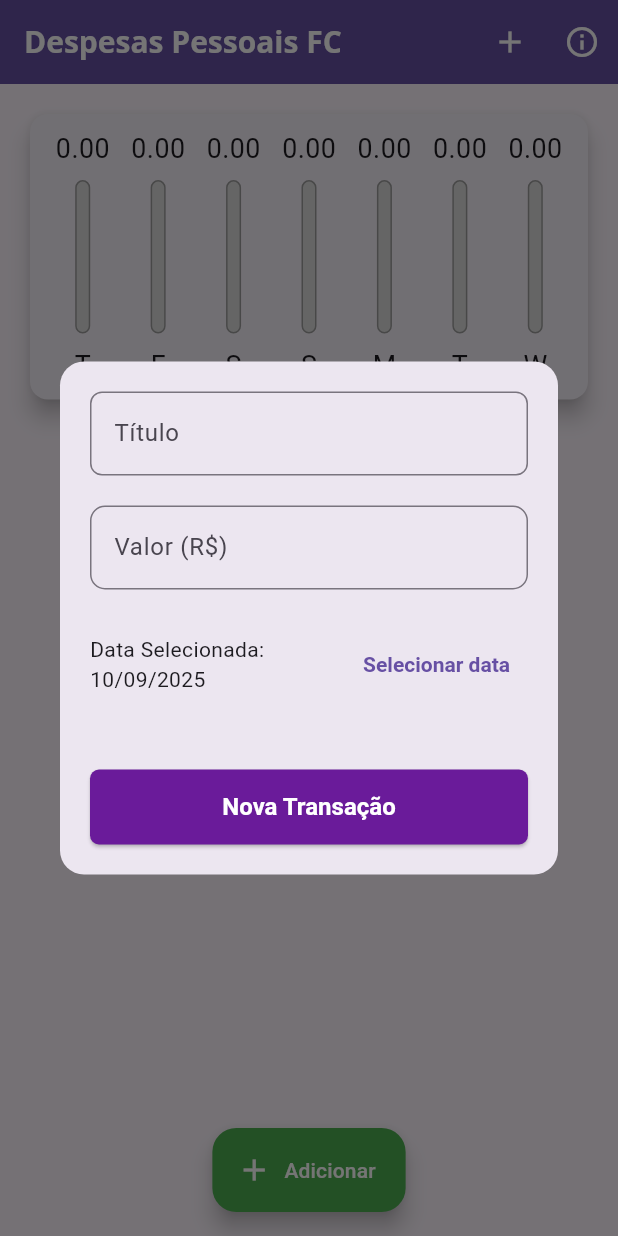
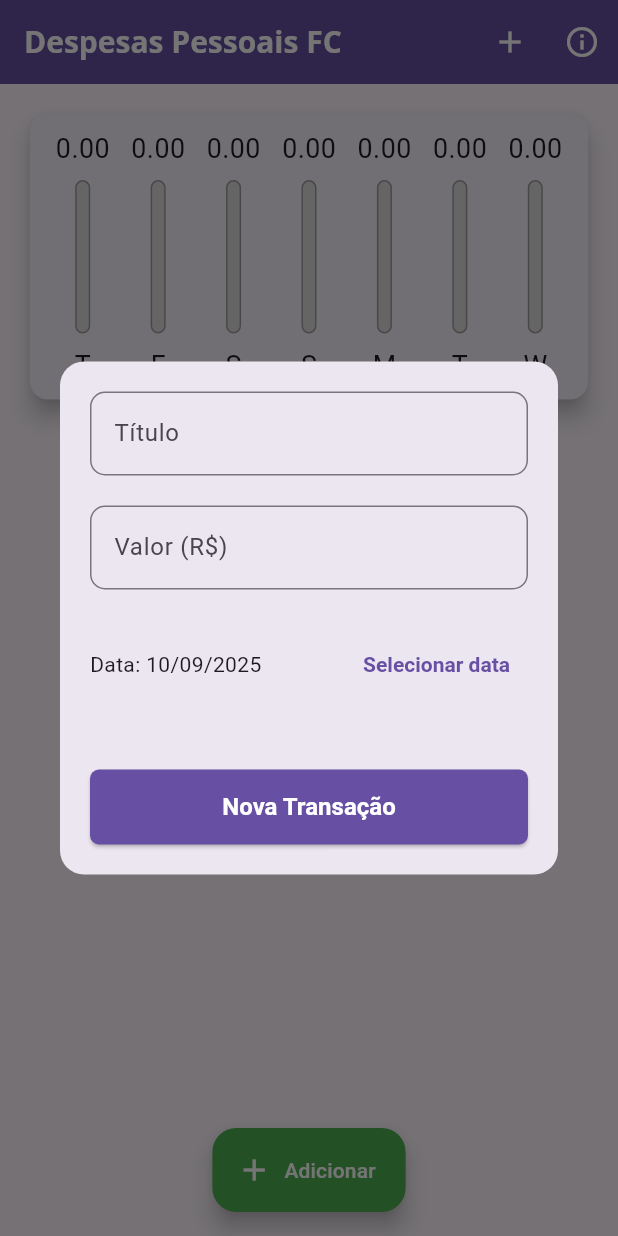
Before and after one commit to FLCordis/fc_despesas, a Flutter app: the screen it shows after launch, after a tap on the "add" icon, on a phone screen of 412 x 824 dp. Run offline on Flutter 3.47's test engine with Material 3 defaults, Android fonts, the phone set to English and light mode, and no system bars.

Commit message:
FEATURE - Novos componentes adaptativos (iOS e Android)

```diff
--- /dev/null
+++ b/lib/components/adaptative_button.dart
@@ -0,0 +1,35 @@
+import 'dart:io';
+import 'package:flutter/cupertino.dart';
+import 'package:flutter/material.dart';
+
+class AdaptativeButton extends StatelessWidget {
+  final String label;
+  final Function() onPressed;
+
+  const AdaptativeButton({
+    super.key,
+    required this.label,
+    required this.onPressed,
+  });
+
+  @override
+  Widget build(BuildContext context) {
+    return Platform.isIOS
+        ? CupertinoButton(
+            color: Theme.of(context).primaryColor,
+            onPressed: onPressed,
+            child: Text(label, style: TextStyle(fontSize: 16)),
+          )
+        : ElevatedButton(
+            style: ElevatedButton.styleFrom(
+              foregroundColor: Colors.white,
+              backgroundColor: Theme.of(context).primaryColor,
+              shape: RoundedRectangleBorder(
+                borderRadius: BorderRadius.circular(6),
+              ),
+            ),
+            onPressed: onPressed,
+            child: Text(label, style: TextStyle(fontSize: 16)),
+          );
+  }
+}
--- /dev/null
+++ b/lib/components/adaptative_datepicker.dart
@@ -0,0 +1,67 @@
+import 'dart:io';
+
+import 'package:flutter/cupertino.dart';
+import 'package:flutter/material.dart';
+import 'package:intl/intl.dart';
+
+class AdaptativeDatePicker extends StatelessWidget {
+  final DateTime selectedDate;
+  final Function(DateTime) onDateChanged;
+
+  const AdaptativeDatePicker({
+    super.key,
+    required this.selectedDate,
+    required this.onDateChanged,
+  });
+
+  _showDatePicker(BuildContext context) {
+    showDatePicker(
+      context: context,
+      initialDate: DateTime.now(),
+      firstDate: DateTime.now().subtract(Duration(days: 360)),
+      lastDate: DateTime.now(),
+    ).then((pickedDate) {
+      if (pickedDate == null) {
+        return;
+      }
+
+      onDateChanged(pickedDate);
+    });
+  }
+
+  @override
+  Widget build(BuildContext context) {
+    return Platform.isIOS
+        ? Container(
+            height: 150,
+            child: CupertinoDatePicker(
+              mode: CupertinoDatePickerMode.date,
+              initialDateTime: DateTime.now(),
+              minimumDate: DateTime.now().subtract(Duration(days: 360)),
+              maximumDate: DateTime.now(),
+              onDateTimeChanged: onDateChanged,
+            ),
+          )
+        : Container(
+            height: 60,
+            child: Row(
+              mainAxisAlignment: MainAxisAlignment.spaceBetween,
+              children: <Widget>[
+                Expanded(
+                  child: Text(
+                    'Data: ${DateFormat('dd/MM/y').format(selectedDate)}',
+                  ),
+                ),
+                TextButton(
+                  style: TextButton.styleFrom(
+                    foregroundColor: Theme.of(context).primaryColor,
+                    textStyle: TextStyle(fontWeight: FontWeight.bold),
+                  ),
+                  onPressed: () => _showDatePicker(context),
+                  child: Text('Selecionar data'),
+                ),
+              ],
+            ),
+          );
+  }
+}
--- /dev/null
+++ b/lib/components/adaptative_textfield.dart
@@ -0,0 +1,45 @@
+import 'dart:io';
+import 'package:flutter/cupertino.dart';
+import 'package:flutter/material.dart';
+
+class AdaptativeTextField extends StatelessWidget {
+  final String label;
+  final Function(String) onSubmit;
+  final TextInputType keyboardType;
+
+  const AdaptativeTextField({
+    super.key,
+    required this.label,
+    required this.onSubmit,
+    this.keyboardType = TextInputType.text,
+  });
+
+  @override
+  Widget build(BuildContext context) {
+    return Platform.isIOS
+        ? Padding(
+            padding: const EdgeInsets.only(bottom: 8.0),
+            child: CupertinoTextField(
+              controller: TextEditingController(),
+              keyboardType: keyboardType,
+              onSubmitted: onSubmit,
+              placeholder: label,
+              padding: EdgeInsets.symmetric(horizontal: 6, vertical: 12),
+              decoration: BoxDecoration(
+                borderRadius: BorderRadius.circular(10),
+              ),
+            ),
+          )
+        : TextField(
+            controller: TextEditingController(),
+            keyboardType: keyboardType,
+            onSubmitted: onSubmit,
+            decoration: InputDecoration(
+              labelText: label,
+              border: OutlineInputBorder(
+                borderRadius: BorderRadius.circular(10),
+              ),
+            ),
+          );
+  }
+}
--- a/lib/components/transaction_form.dart
+++ b/lib/components/transaction_form.dart
@@ -1,5 +1,7 @@
+import 'package:fc_despesas/components/adaptative_button.dart';
+import 'package:fc_despesas/components/adaptative_datepicker.dart';
+import 'package:fc_despesas/components/adaptative_textfield.dart';
 import 'package:flutter/material.dart';
-import 'package:intl/intl.dart';
 
 class TransactionForm extends StatefulWidget {
   const TransactionForm(this.onAddTransaction, {super.key});
@@ -26,22 +28,6 @@ class _TransactionFormState extends State<TransactionForm> {
     _valueController.clear();
   }
 
-  _showDatePicker() {
-    showDatePicker(
-      context: context,
-      initialDate: DateTime.now(),
-      firstDate: DateTime.now().subtract(Duration(days: 360)),
-      lastDate: DateTime.now(),
-    ).then((pickedDate) {
-      if (pickedDate == null) {
-        return;
-      }
-      setState(() {
-        _selectedDate = pickedDate;
-      });
-    });
-  }
-
   @override
   Widget build(BuildContext context) {
     return SingleChildScrollView(
@@ -51,69 +37,33 @@ class _TransactionFormState extends State<TransactionForm> {
           mainAxisSize: MainAxisSize.min,
           crossAxisAlignment: CrossAxisAlignment.stretch,
           children: <Widget>[
-            TextField(
-              controller: _titleController,
-              textInputAction: TextInputAction.next,
-              decoration: InputDecoration(
-                labelText: 'Título',
-                border: OutlineInputBorder(
-                  borderRadius: BorderRadius.circular(8),
-                ),
-              ),
+            AdaptativeTextField(
+              label: 'Título',
+              onSubmit: (_) => _submitForm,
+              keyboardType: TextInputType.text,
             ),
             SizedBox(height: 20),
-            TextField(
-              controller: _valueController,
-              keyboardType: TextInputType.numberWithOptions(decimal: true),
-              onSubmitted: (_) => _submitForm(),
-              decoration: InputDecoration(
-                labelText: 'Valor (R\$)',
-                border: OutlineInputBorder(
-                  borderRadius: BorderRadius.circular(10),
-                ),
-              ),
+            AdaptativeTextField(
+              label: 'Valor (R\$)',
+              onSubmit: (_) => _submitForm,
+              keyboardType: TextInputType.number,
             ),
             SizedBox(height: 20),
-            Container(
-              height: 60,
-              child: Row(
-                mainAxisAlignment: MainAxisAlignment.spaceBetween,
-                children: <Widget>[
-                  Expanded(
-                    child: Text(
-                      // ignore: unnecessary_null_comparison
-                      _selectedDate == null
-                          // ignore: dead_code
-                          ? 'Nenhuma data selecionada!'
-                          : 'Data Selecionada: ${DateFormat('dd/MM/y').format(_selectedDate!)}',
-                    ),
-                  ),
-                  TextButton(
-                    style: TextButton.styleFrom(
-                      foregroundColor: Theme.of(context).primaryColor,
-                      textStyle: TextStyle(fontWeight: FontWeight.bold),
-                    ),
-                    onPressed: _showDatePicker,
-                    child: Text('Selecionar data'),
-                  ),
-                ],
-              ),
+            AdaptativeDatePicker(
+              selectedDate: _selectedDate,
+              onDateChanged: (newDate) {
+                setState(() {
+                  _selectedDate = newDate;
+                });
+              },
             ),
             SizedBox(height: 40),
             SizedBox(
               width: double.infinity,
               height: 50,
-              child: ElevatedButton(
+              child: AdaptativeButton(
                 onPressed: _submitForm,
-                style: ElevatedButton.styleFrom(
-                  shape: RoundedRectangleBorder(
-                    borderRadius: BorderRadius.circular(6),
-                  ),
-                ),
-                child: Text(
-                  'Nova Transação',
-                  style: TextStyle(fontSize: 16),
-                ),
+                label: 'Nova Transação',
               ),
             ),
           ],
--- a/lib/main.dart
+++ b/lib/main.dart
@@ -1,4 +1,7 @@
+import 'dart:io';
+
 import 'package:fc_despesas/components/chart.dart';
+import 'package:flutter/cupertino.dart';
 import 'package:flutter/material.dart';
 // import 'package:flutter/services.dart';
 import 'package:flutter_localizations/flutter_localizations.dart';
@@ -174,32 +177,51 @@ class _MyHomePageState extends State<MyHomePage> {
     );
   }
 
+  Widget _getIconButton(IconData icon, Function() fn) {
+    return Platform.isIOS
+        ? GestureDetector(onTap: fn, child: Icon(icon))
+        : IconButton(icon: Icon(icon), onPressed: fn);
+  }
+
   @override
   Widget build(BuildContext context) {
     final mediaQuery = MediaQuery.of(context);
     final isLandscape = mediaQuery.orientation == Orientation.landscape;
 
-    final appBar = AppBar(
-      title: Text('Despesas Pessoais FC', textScaler: TextScaler.linear(1.0)),
-      actions: <Widget>[
+    final iconList = Platform.isIOS ? CupertinoIcons.refresh : Icons.list;
+    final chartList = Platform.isIOS ? CupertinoIcons.refresh : Icons.bar_chart;
+
+    final actions = <Widget>[
       if (isLandscape)
-          IconButton(
-            icon: Icon(_showChart ? Icons.list : Icons.bar_chart_rounded),
-            onPressed: () {
+        _getIconButton(_showChart ? iconList : chartList, () {
           setState(() {
             _showChart = !_showChart;
           });
-            },
+        }),
+      _getIconButton(
+        Platform.isIOS ? CupertinoIcons.add : Icons.add,
+        () => _openTransactionFormModal(context),
       ),
-        IconButton(
-          icon: Icon(Icons.add),
-          onPressed: () => _openTransactionFormModal(context),
+      _getIconButton(
+        Platform.isIOS ? CupertinoIcons.info : Icons.info_outline,
+        () => _showInfoDialog(context),
       ),
-        IconButton(
-          icon: Icon(Icons.info_outline),
-          onPressed: () => _showInfoDialog(context),
+    ];
+
+    final PreferredSizeWidget appBar = Platform.isIOS
+        ? CupertinoNavigationBar(
+            middle: Text(
+              'Despesas Pessoais FC',
+              textScaler: TextScaler.linear(1.0),
             ),
-      ],
+            trailing: Row(mainAxisSize: MainAxisSize.min, children: actions),
+          )
+        : AppBar(
+            title: Text(
+              'Despesas Pessoais FC',
+              textScaler: TextScaler.linear(1.0),
+            ),
+            actions: actions,
             backgroundColor: Theme.of(context).primaryColor,
             foregroundColor: Colors.white,
           );
@@ -209,9 +231,8 @@ class _MyHomePageState extends State<MyHomePage> {
         appBar.preferredSize.height -
         mediaQuery.padding.top;
 
-    return Scaffold(
-      appBar: appBar,
-      body: SingleChildScrollView(
+    final bodyPage = SafeArea(
+      child: SingleChildScrollView(
         child: Column(
           crossAxisAlignment: CrossAxisAlignment.stretch,
           children: <Widget>[
@@ -246,6 +267,19 @@ class _MyHomePageState extends State<MyHomePage> {
           ],
         ),
       ),
+    );
+
+    return Platform.isIOS
+        ? CupertinoPageScaffold(
+            navigationBar: CupertinoNavigationBar(
+              middle: Text('Despesas Pessoais'),
+              trailing: Row(mainAxisSize: MainAxisSize.min, children: actions),
+            ),
+            child: bodyPage,
+          )
+        : Scaffold(
+            appBar: appBar,
+            body: bodyPage,
             floatingActionButton: !isLandscape
                 ? FloatingActionButton.extended(
                     onPressed: () => _openTransactionFormModal(context),
@@ -255,7 +289,8 @@ class _MyHomePageState extends State<MyHomePage> {
                     icon: Icon(Icons.add),
                   )
                 : null,
-      floatingActionButtonLocation: FloatingActionButtonLocation.centerFloat,
+            floatingActionButtonLocation:
+                FloatingActionButtonLocation.centerFloat,
           );
   }
 }
```
Lines whose indentation alone changed are shown as unchanged.
